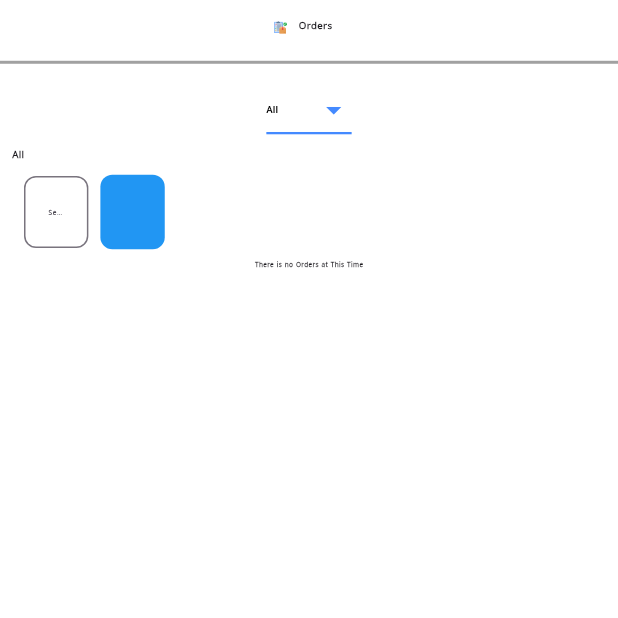
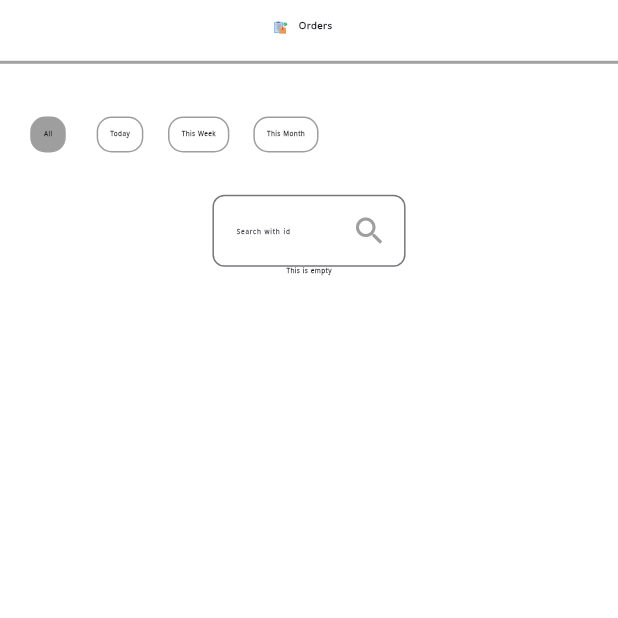
Before and after one commit to Hamedhossam/system, a Flutter app: the OrdersScreen screen opened directly, on a phone screen of 412 x 824 dp, the top half of it. Run offline on Flutter 3.47's test engine with Material 3 defaults, Android fonts, the phone set to English and light mode, and no system bars; our stand-ins replace bloc, file_picker, flutter_bloc, flutter_screenutil, hive, hive_flutter and 2 more; accounts and stored records are empty.

Commit message:
fix orders search and dateTime

```diff
--- a/lib/core/widgets/text_field.dart
+++ b/lib/core/widgets/text_field.dart
@@ -14,6 +14,7 @@ class CustomizedTextField extends StatelessWidget {
     this.inputFormatters,
     this.validator,
     this.onSubmit,
+    this.suffixIcon,
   });
   final String tittle;
   final int maxLines;
@@ -24,6 +25,7 @@ class CustomizedTextField extends StatelessWidget {
   final List<TextInputFormatter>? inputFormatters;
   final String? Function(String?)? validator;
   final String? Function(String?)? onSubmit;
+  final Widget? suffixIcon;
   @override
   Widget build(BuildContext context) {
     return TextFormField(
@@ -36,6 +38,7 @@ class CustomizedTextField extends StatelessWidget {
       validator: validator,
       style: TextStyle(fontSize: 20.sp, fontWeight: FontWeight.bold),
       decoration: InputDecoration(
+        suffixIcon: suffixIcon,
         errorStyle: TextStyle(fontSize: 16.sp, fontWeight: FontWeight.bold),
         labelText: tittle,
         labelStyle: TextStyle(fontSize: 20.sp, fontWeight: FontWeight.bold),
--- a/lib/modules/orders/logic/orders_cubit/orders_cubit.dart
+++ b/lib/modules/orders/logic/orders_cubit/orders_cubit.dart
@@ -12,107 +12,112 @@ part 'orders_cubit_state.dart';
 
 class OrdersCubit extends Cubit<OrdersCubitState> {
   OrdersCubit() : super(OrdersCubitInitial());
-  List<OrderModel> allOrders = [];
-  List<OrderModel> todayOrders = [];
-  // List<OrderModel> yesterdayOrders = [];
-  List<OrderModel> thisWeekOrders = [];
-  List<OrderModel> thisMonthOrders = [];
-  List<OrderModel> searchedOrders = [];
+  List<OrderModel> orders = [];
 
-  String getLastWord(String input) {
-    // Split the string by spaces and trim any extra whitespace
-    List<String> words = input.trim().split(' ');
-    // Return the last word if it exists
-    return words.isNotEmpty ? words.last : '';
-  }
+  getAllOrders() async {
+    orders.clear();
+    emit(OrdersSearching());
+    await Future.delayed(const Duration(milliseconds: 500));
 
-  String getFirstWord(String input) {
-    // Split the string by spaces and trim any extra whitespace
-    List<String> words = input.trim().split(' ');
-    // Return the first word if it exists
-    return words.isNotEmpty ? words.first : '';
-  }
-
-//TODO:fix methis method retrieve order
-  retrieveOrder(OrderModel order, BuildContext context) {
-    List<ProductModel> products =
-        BlocProvider.of<StorageProductsCubit>(context).allProducts;
-    for (var product in products) {
-      for (var item in order.products) {
-        if (product.name == item) {}
-      }
-    }
-    order.delete();
-    emit(OrdersCubitSuccess());
-  }
-
-  getSearchedOrders(String id, List<OrderModel> orders) {
-    searchedOrders.clear();
-    emit(OrdersSearching());
-    for (var i = 0; i < orders.length; i++) {
-      if (orders[i].id.startsWith(id)) {
-        searchedOrders.add(orders[i]);
-      }
-    }
-    emit(OrdersCubitSuccess());
-  }
-
-  getAllOrders() {
-    todayOrders.clear();
-    // yesterdayOrders.clear();
-    thisWeekOrders.clear();
-    thisMonthOrders.clear;
-    emit(OrdersCubitInitial());
     try {
       var ordersBox = Hive.box<OrderModel>("orders_box");
-      allOrders = ordersBox.values.toList();
-      allOrders = allOrders.reversed.toList();
-      // log(allOrders.length.toString());
-      emit(OrdersCubitSuccess());
+      orders = ordersBox.values.toList();
+      orders = orders.reversed.toList();
+      if (orders.isEmpty) {
+        emit(OrdersCubitEmpty());
+      } else {
+        emit(OrdersCubitSuccess(orders));
+      }
     } on Exception catch (e) {
       emit(OrdersCubitFail());
       log(e.toString());
     }
-    DateTime now = DateTime.now();
-    DateTime today = DateTime(now.year, now.month, now.day);
-    DateTime yesterday = today.subtract(const Duration(days: 1));
-    DateTime weekStart = today.subtract(Duration(days: today.weekday - 1));
-    DateTime monthStart =
-        DateTime(now.year, now.month, 1); // Start of the month
+  }
 
-    for (var order in allOrders) {
-      DateTime orderDate = parseDateString(order.date);
+  getfilteredOrders(String query) async {
+    orders.clear();
+    emit(OrdersSearching());
+    await Future.delayed(const Duration(milliseconds: 500));
 
-      // Check for today
-      if (orderDate.year == now.year &&
-          orderDate.month == now.month &&
-          orderDate.day == now.day) {
-        todayOrders.add(order);
+    try {
+      var ordersBox = Hive.box<OrderModel>("orders_box");
+      orders = ordersBox.values.toList();
+      orders = orders.reversed.toList();
+      orders = orders.where((element) => element.id.contains(query)).toList();
+      if (orders.isEmpty) {
+        emit(OrdersCubitEmpty());
+      } else {
+        emit(OrdersCubitSuccess(orders));
       }
-      // Check for yesterday
-      if (orderDate.year == yesterday.year &&
-          orderDate.month == yesterday.month &&
-          orderDate.day == yesterday.day) {
-        // yesterdayOrders.add(order);
+    } on Exception catch (e) {
+      emit(OrdersCubitFail());
+      log(e.toString());
+    }
+  }
+
+  void getTimePeriodOrders(String period) async {
+    orders.clear();
+    emit(OrdersSearching());
+    await Future.delayed(const Duration(milliseconds: 500));
+
+    try {
+      var ordersBox = Hive.box<OrderModel>("orders_box");
+      orders = ordersBox.values.toList();
+      orders = orders.reversed.toList();
+      DateTime now = DateTime.now();
+
+      if (period == "All") {
+        // No change needed, orders already contains all orders
+      } else if (period == "Today") {
+        orders = orders.where((element) {
+          DateTime orderDate = parseDateString(element.date);
+          return orderDate.year == now.year &&
+              orderDate.month == now.month &&
+              orderDate.day == now.day;
+        }).toList();
+      } else if (period == "This Week") {
+        orders = orders.where((element) {
+          DateTime orderDate = parseDateString(element.date);
+          return orderDate
+                  .isAfter(now.subtract(Duration(days: now.weekday - 1))) &&
+              orderDate
+                  .isBefore(now.add(const Duration(days: 1))); // Include today
+        }).toList();
+      } else if (period == "This Month") {
+        orders = orders.where((element) {
+          DateTime orderDate = parseDateString(element.date);
+          return orderDate.year == now.year && orderDate.month == now.month;
+        }).toList();
       }
-      // Check for this week
-      if (orderDate.isAfter(weekStart) &&
-          orderDate.isBefore(today.add(const Duration(days: 1)))) {
-        thisWeekOrders.add(order);
+      // if (period == "All") {
+      //   orders = orders;
+      // } else if (period == "Today") {
+      //   orders = orders
+      //       .where((element) =>
+      //           parseDateString(element.date).day == DateTime.now().day)
+      //       .toList();
+      // } else if (period == "This Week") {
+      //   orders = orders
+      //       .where((element) =>
+      //           parseDateString(element.date).isAfter(DateTime.now().subtract(
+      //             const Duration(days: 7),
+      //           )))
+      //       .toList();
+      // } else if (period == "This Month") {
+      //   orders = orders
+      //       .where((element) =>
+      //           parseDateString(element.date).month == DateTime.now().month)
+      //       .toList();
+      // }
+
+      if (orders.isEmpty) {
+        emit(OrdersCubitEmpty());
+      } else {
+        emit(OrdersCubitSuccess(orders));
       }
-      if (orderDate.isAfter(monthStart) &&
-          orderDate.isBefore(today.add(const Duration(days: 1)))) {
-        thisMonthOrders.add(order);
-      }
-
-      // for (var i = allOrders.length - 1; i >= 0; i--) {
-      //   if (isToday(allOrders[i].date)) {
-      //     todayOrders.add(allOrders[i]);
-      //   } else if (isYesterday(allOrders[i].date)) {
-      //     yesterdayOrders.add(allOrders[i]);
-      //   } else if (isThisWeek(allOrders[i].date)) {
-      //     thisWeekOrders.add(allOrders[i]);
-      //   }
+    } on Exception catch (e) {
+      emit(OrdersCubitFail());
+      log(e.toString());
     }
   }
 
@@ -122,43 +127,28 @@ class OrdersCubit extends Cubit<OrdersCubitState> {
     return format.parse(dateString); // Parse the date string
   }
 
-  // bool isToday(String dateString) {
-  //   DateTime orderDate = parseDateString(dateString);
-  //   DateTime today = DateTime.now();
-  //   return orderDate.year == today.year &&
-  //       orderDate.month == today.month &&
-  //       orderDate.day == today.day;
-  // }
-
-  // bool isYesterday(String dateString) {
-  //   DateTime orderDate = parseDateString(dateString);
-  //   DateTime yesterday = DateTime.now().subtract(const Duration(days: 1));
-  //   return orderDate.year == yesterday.year &&
-  //       orderDate.month == yesterday.month &&
-  //       orderDate.day == yesterday.day;
-  // }
-
-  // bool isThisWeek(String dateString) {
-  //   DateTime orderDate = parseDateString(dateString);
-  //   DateTime now = DateTime.now();
-  //   DateTime weekStart =
-  //       now.subtract(Duration(days: now.weekday - 1)); // Start of the week
-  //   return orderDate.isAfter(weekStart) &&
-  //       orderDate.isBefore(
-  //         now.add(
-  //           const Duration(days: 1),
-  //         ),
-  //       );
-  // }
+  String getLastWord(String input) {
+    // Split the string by spaces and trim any extra whitespace
+    List<String> words = input.trim().split(' ');
+    // Return the last word if it exists
+    return words.isNotEmpty ? words.last : '';
+  }
 
   String getTotalCost(String id) {
     String cost = "";
-    for (var i = 0; i < allOrders.length; i++) {
-      if (allOrders[i].id == id) {
-        cost = allOrders[i].price.toString();
+    for (var i = 0; i < orders.length; i++) {
+      if (orders[i].id == id) {
+        cost = orders[i].price.toString();
         break;
       }
     }
     return cost;
   }
+
+  String getFirstWord(String input) {
+    // Split the string by spaces and trim any extra whitespace
+    List<String> words = input.trim().split(' ');
+    // Return the first word if it exists
+    return words.isNotEmpty ? words.first : '';
+  }
 }
--- a/lib/modules/orders/logic/orders_cubit/orders_cubit_state.dart
+++ b/lib/modules/orders/logic/orders_cubit/orders_cubit_state.dart
@@ -5,7 +5,10 @@ sealed class OrdersCubitState {}
 
 final class OrdersCubitInitial extends OrdersCubitState {}
 
-final class OrdersCubitSuccess extends OrdersCubitState {}
+final class OrdersCubitSuccess extends OrdersCubitState {
+  final List<OrderModel> ordersList;
+  OrdersCubitSuccess(this.ordersList);
+}
 
 final class OrdersCubitFail extends OrdersCubitState {}
 
--- a/lib/modules/orders/presentation/screens/orders_screen.dart
+++ b/lib/modules/orders/presentation/screens/orders_screen.dart
@@ -2,10 +2,10 @@ import 'package:flutter/material.dart';
 import 'package:flutter_bloc/flutter_bloc.dart';
 import 'package:flutter_screenutil/flutter_screenutil.dart';
 import 'package:motors/core/widgets/horizental_line.dart';
+import 'package:motors/core/widgets/text_field.dart';
 import 'package:motors/modules/orders/logic/orders_cubit/orders_cubit.dart';
 import 'package:motors/modules/orders/models/order_model.dart';
-import 'package:motors/modules/orders/presentation/widgets/orders_label.dart';
-import 'package:motors/modules/orders/presentation/widgets/orders_list_view.dart';
+import 'package:motors/modules/orders/presentation/widgets/order_widget.dart';
 import 'package:motors/modules/orders/presentation/widgets/orders_screen_tittle.dart';
 
 class OrdersScreen extends StatefulWidget {
@@ -16,22 +16,31 @@ class OrdersScreen extends StatefulWidget {
 }
 
 class _OrdersScreenState extends State<OrdersScreen> {
-  List<OrderModel> todayOrders = [];
-  List<OrderModel> allOrders = [];
-  List<OrderModel> thisWeekOrders = [];
-  List<OrderModel> thisMonthOrders = [];
-  List<String> ordersCategories = ["All", "Today", "This Week", "This Month"];
-  String selectedOrderCategory = "All";
+  late List<OrderModel> orders;
+  late List<OrderModel> filteredorders;
+  final TextEditingController searchController = TextEditingController();
+  List<TimeButtons> timeButtons = const [
+    TimeButtons(tittle: "All"),
+    TimeButtons(tittle: "Today"),
+    TimeButtons(tittle: "This Week"),
+    TimeButtons(tittle: "This Month"),
+  ];
+  int _selectedIndex = 0;
   @override
   void initState() {
     super.initState();
     BlocProvider.of<OrdersCubit>(context).getAllOrders();
-    todayOrders = BlocProvider.of<OrdersCubit>(context).todayOrders;
-    allOrders = BlocProvider.of<OrdersCubit>(context).allOrders;
-    thisWeekOrders = BlocProvider.of<OrdersCubit>(context).thisWeekOrders;
-    thisMonthOrders = BlocProvider.of<OrdersCubit>(context).thisMonthOrders;
+    orders = BlocProvider.of<OrdersCubit>(context).orders;
+    filteredorders = orders;
+    searchController.addListener(filterProducts);
+  }
 
-    // yesterdayOrders = BlocProvider.of<OrdersCubit>(context).yesterdayOrders;
+  void filterProducts() {
+    final query = searchController.text;
+
+    if (mounted) {
+      BlocProvider.of<OrdersCubit>(context).getfilteredOrders(query);
+    }
   }
 
   @override
@@ -42,70 +51,94 @@ class _OrdersScreenState extends State<OrdersScreen> {
         children: [
           const OrdersScreenTittle(),
           const HorizentalLine(),
-          DropdownButton<String>(
-            focusColor: Colors.white,
-            underline: Container(
-              height: 2.h,
-              color: Colors.blueAccent, // Customize underline color
+          Padding(
+            padding: const EdgeInsets.symmetric(horizontal: 8.0, vertical: 2.0),
+            child: SizedBox(
+              height: 100.h,
+              child: ListView.builder(
+                  scrollDirection: Axis.horizontal,
+                  itemCount: timeButtons.length,
+                  itemBuilder: (context, index) {
+                    return IconButton(
+                      onPressed: () {
+                        setState(() {
+                          _selectedIndex = index;
+                          BlocProvider.of<OrdersCubit>(context)
+                              .getTimePeriodOrders(timeButtons[index].tittle);
+                        });
+                      },
+                      icon: Container(
+                        padding: const EdgeInsets.all(8),
+                        decoration: BoxDecoration(
+                          color: _selectedIndex == index
+                              ? Colors.grey
+                              : Colors.white,
+                          borderRadius: BorderRadius.circular(10),
+                          border: Border.all(color: Colors.grey),
                         ),
-            style: TextStyle(color: Colors.black, fontSize: 16.sp),
-            icon: const Icon(Icons.arrow_drop_down,
-                color: Colors.blueAccent), // Customize icon color
-            dropdownColor: Colors.white, // Dropdown background color
-            value: selectedOrderCategory,
-            hint: const Text('Select Time'),
-            onChanged: (String? newValue) {
-              selectedOrderCategory = newValue!;
-              if (selectedOrderCategory == "All") {
-                allOrders = allOrders;
-              } else if (selectedOrderCategory == "Today") {
-                allOrders = todayOrders;
-              } else if (selectedOrderCategory == "This Week") {
-                allOrders = thisWeekOrders;
-              } else if (selectedOrderCategory == "This Month") {
-                allOrders = thisMonthOrders;
-              }
-              BlocProvider.of<OrdersCubit>(context).getAllOrders();
-              setState(() {});
-            },
-            items:
-                ordersCategories.map<DropdownMenuItem<String>>((String value) {
-              return DropdownMenuItem<String>(
-                value: value,
                         child: Text(
-                  value,
-                  style:
-                      TextStyle(fontWeight: FontWeight.bold, fontSize: 30.sp),
+                          timeButtons[index].tittle,
+                          style: TextStyle(
+                              fontSize: 20.sp, fontWeight: FontWeight.bold),
+                        ),
                       ),
                     );
-            }).toList(),
+                  }),
             ),
-          OrdersLabel(tittle: selectedOrderCategory),
+          ),
+          Padding(
+            padding: const EdgeInsets.symmetric(horizontal: 8.0),
+            child: SizedBox(
+              width: 600.w,
+              child: CustomizedTextField(
+                tittle: 'Search with id',
+                maxLines: 1,
+                controller: searchController,
+                suffixIcon: const Icon(Icons.search, color: Colors.grey),
+              ),
+            ),
+          ),
           BlocBuilder<OrdersCubit, OrdersCubitState>(
             builder: (context, state) {
-              if (state is OrdersCubitSuccess) {
-                if ((selectedOrderCategory == "Today")) {
-                  return OrdersListView(orders: allOrders);
-                } else if ((selectedOrderCategory == "This Week")) {
-                  return OrdersListView(
-                      orders:
-                          BlocProvider.of<OrdersCubit>(context).thisWeekOrders);
-                } else if ((selectedOrderCategory == "This Month")) {
-                  return OrdersListView(
-                      orders: BlocProvider.of<OrdersCubit>(context)
-                          .thisMonthOrders);
-                } else {
-                  return OrdersListView(
-                      orders: BlocProvider.of<OrdersCubit>(context).allOrders);
-                }
+              if (state is OrdersSearching) {
+                return SizedBox(
+                    height: MediaQuery.of(context).size.height * 0.7,
+                    child: const Center(child: CircularProgressIndicator()));
+              } else if (state is OrdersCubitSuccess) {
+                filteredorders = state.ordersList;
+                return Padding(
+                  padding: const EdgeInsets.all(8.0),
+                  child: SizedBox(
+                    height: MediaQuery.of(context).size.height * 0.7,
+                    child: GridView.builder(
+                      gridDelegate:
+                          const SliverGridDelegateWithFixedCrossAxisCount(
+                        crossAxisCount: 3,
+                        crossAxisSpacing: 10,
+                        mainAxisSpacing: 10,
+                        childAspectRatio: 1.8,
+                      ),
+                      itemCount: filteredorders.length,
+                      itemBuilder: (context, index) {
+                        return OrderWidget(orderModel: filteredorders[index]);
+                      },
+                    ),
+                  ),
+                );
+              } else if (state is OrdersCubitEmpty) {
+                return Center(
+                    child: Text(
+                  'This is empty',
+                  style:
+                      TextStyle(fontSize: 20.sp, fontWeight: FontWeight.bold),
+                ));
               } else {
                 return Center(
                     child: Text(
-                    "There is no Orders at This Time",
+                  'No orders found',
                   style:
                       TextStyle(fontSize: 20.sp, fontWeight: FontWeight.bold),
-                  ),
-                );
+                ));
               }
             },
           ),
@@ -114,24 +147,29 @@ class _OrdersScreenState extends State<OrdersScreen> {
     );
   }
 }
-/* /*
-          OrdersListView(
-                orders: (selectedOrderCategory == "Today")
-                    ? BlocProvider.of<OrdersCubit>(context).todayOrders
-                    : (selectedOrderCategory == "This Week")
-                        ? BlocProvider.of<OrdersCubit>(context).thisWeekOrders
-                        : (selectedOrderCategory == "This Month")
-                            ? BlocProvider.of<OrdersCubit>(context)
-                                .thisMonthOrders
-                            : BlocProvider.of<OrdersCubit>(context).allOrders,
-              );*/
-          // const OrdersLabel(tittle: 'Today'),
-          // OrdersListView(orders: todayOrders),
-          // const HorizentalLine(),
-          // const OrdersLabel(tittle: 'Yesterday'),
-          // OrdersListView(orders: yesterdayOrders),
-          // const HorizentalLine(),
-          // const OrdersLabel(tittle: 'Last Week'),
-          // OrdersListView(orders: thisWeekOrders),
-          // const HorizentalLine(),
-          // const HorizentalLine()*/
+
+class TimeButtons extends StatelessWidget {
+  const TimeButtons({
+    super.key,
+    required this.tittle,
+  });
+  final String tittle;
+  @override
+  Widget build(BuildContext context) {
+    return IconButton(
+      onPressed: () {},
+      icon: Container(
+        padding: const EdgeInsets.all(8),
+        decoration: BoxDecoration(
+          color: Colors.white,
+          borderRadius: BorderRadius.circular(10),
+          border: Border.all(color: Colors.grey),
+        ),
+        child: Text(
+          tittle,
+          style: TextStyle(fontSize: 20.sp, fontWeight: FontWeight.bold),
+        ),
+      ),
+    );
+  }
+}
--- a/lib/modules/orders/presentation/widgets/orders_label.dart
+++ /dev/null
@@ -1,20 +0,0 @@
-import 'package:flutter/material.dart';
-import 'package:flutter_screenutil/flutter_screenutil.dart';
-import 'package:motors/core/widgets/label.dart';
-
-class OrdersLabel extends StatelessWidget {
-  const OrdersLabel({
-    super.key,
-    required this.tittle,
-  });
-  final String tittle;
-  @override
-  Widget build(BuildContext context) {
-    return Padding(
-      padding: const EdgeInsets.symmetric(vertical: 1.0, horizontal: 8),
-      child: Row(children: [
-        SizedBox(width: 250.w, child: Label(tittle: tittle)),
-      ]),
-    );
-  }
-}
--- a/lib/modules/orders/presentation/widgets/orders_list_view.dart
+++ /dev/null
@@ -1,119 +0,0 @@
-import 'package:flutter/material.dart';
-import 'package:flutter_bloc/flutter_bloc.dart';
-import 'package:flutter_screenutil/flutter_screenutil.dart';
-import 'package:motors/core/widgets/customized_botton.dart';
-import 'package:motors/core/widgets/text_field.dart';
-import 'package:motors/modules/orders/logic/orders_cubit/orders_cubit.dart';
-import 'package:motors/modules/orders/models/order_model.dart';
-import 'package:motors/modules/orders/presentation/widgets/order_widget.dart';
-
-class OrdersListView extends StatefulWidget {
-  const OrdersListView({
-    super.key,
-    required this.orders,
-  });
-  final List<OrderModel> orders;
-
-  @override
-  State<OrdersListView> createState() => _OrdersListViewState();
-}
-
-class _OrdersListViewState extends State<OrdersListView> {
-  List<OrderModel> searchedOrders = [];
-  final TextEditingController _searchController = TextEditingController();
-  String idText = '';
-  @override
-  void initState() {
-    super.initState();
-    searchedOrders = BlocProvider.of<OrdersCubit>(context).searchedOrders;
-    if (searchedOrders.isEmpty) {
-      searchedOrders = widget.orders;
-    }
-  }
-
-  @override
-  Widget build(BuildContext context) {
-    return Column(
-      children: [
-        Padding(
-          padding: const EdgeInsets.all(8.0),
-          child: Row(
-            children: [
-              Padding(
-                padding: const EdgeInsets.only(left: 8.0, right: 8),
-                child: SizedBox(
-                  width: 200.w,
-                  child: CustomizedTextField(
-                    tittle: "Search with id",
-                    maxLines: 1,
-                    controller: _searchController,
-                  ),
-                ),
-              ),
-              SizedBox(
-                width: 200.w,
-                height: 65.h,
-                child: CustomizedButton(
-                  tittle: "Search",
-                  myColor: Colors.blue,
-                  onTap: () {
-                    BlocProvider.of<OrdersCubit>(context).getSearchedOrders(
-                      _searchController.text,
-                      widget.orders,
-                    );
-                    searchedOrders =
-                        BlocProvider.of<OrdersCubit>(context).searchedOrders;
-                  },
-                ),
-              )
-            ],
-          ),
-        ),
-        BlocBuilder<OrdersCubit, OrdersCubitState>(
-          builder: (context, state) {
-            if (state is OrdersCubitFail) {
-              return const Center(child: Text("something went wrong !"));
-            } else if (state is OrdersSearching) {
-              return const Center(
-                child: CircularProgressIndicator(),
-              );
-            } else {
-              if (searchedOrders.isEmpty) {
-                return Center(
-                  child: Text(
-                    "There is no Orders at This Time",
-                    style:
-                        TextStyle(fontSize: 20.sp, fontWeight: FontWeight.bold),
-                  ),
-                );
-              } else {
-                return Row(
-                  children: [
-                    SizedBox(
-                      height: 700.h,
-                      width: 1780.w,
-                      child: GridView.builder(
-                        gridDelegate:
-                            const SliverGridDelegateWithFixedCrossAxisCount(
-                          crossAxisCount: 3, // 4 items in a row
-                          childAspectRatio:
-                              1.5 / .8, // Aspect ratio for each item
-                          mainAxisSpacing:
-                              4.0, // Vertical spacing between items
-                        ),
-                        itemCount: searchedOrders.length,
-                        itemBuilder: (context, index) {
-                          return OrderWidget(orderModel: searchedOrders[index]);
-                        },
-                      ),
-                    ),
-                  ],
-                );
-              }
-            }
-          },
-        ),
-      ],
-    );
-  }
-}
```
Also changed, not shown: lib/modules/orders/presentation/widgets/order_widget.dart (+4 -4 lines). Lines whose indentation alone changed are shown as unchanged.
